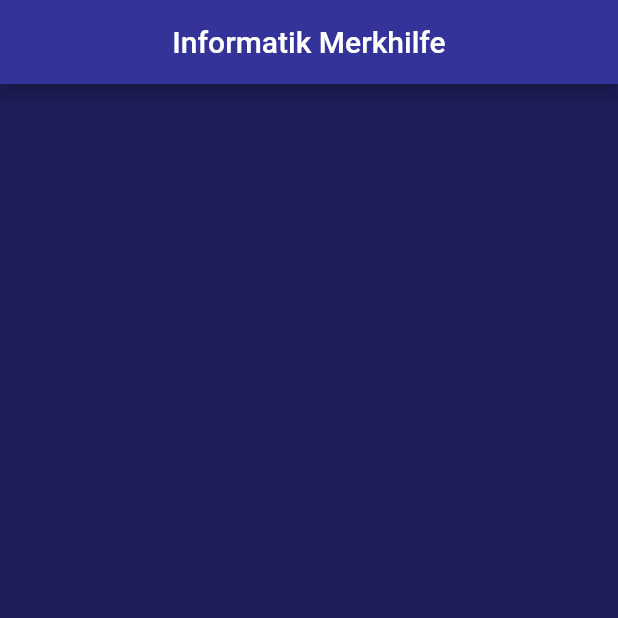
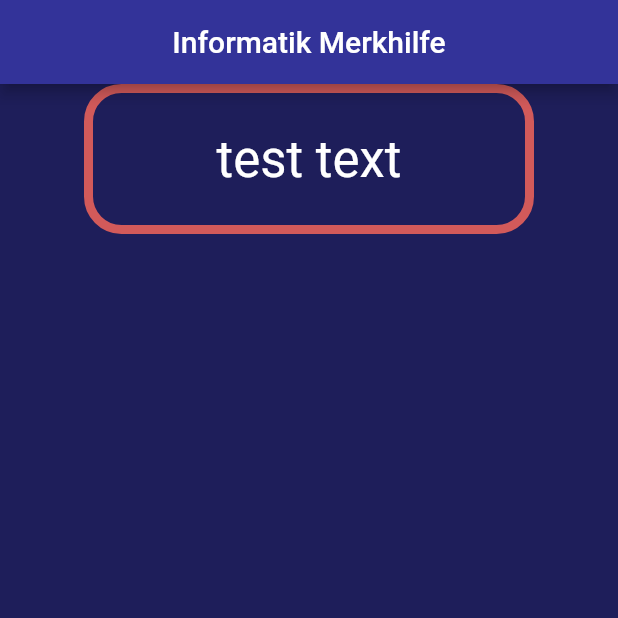
Before and after one commit to InformatikT13600/informatik_merkhilfe, a Flutter app: the screen it shows after launch, on a phone screen of 412 x 824 dp, the top half of it. Run offline on Flutter 3.47's test engine with Material 2 defaults, Android fonts, the light colour scheme and no system bars.

Commit message:
created rectangular button template

```diff
--- a/lib/shared/styles.dart
+++ b/lib/shared/styles.dart
@@ -2,3 +2,30 @@ import 'package:flutter/material.dart';
 
 final Color colorMainBackground = Color(0xff1E1E5A);
 final Color colorMainAppbar = Color(0xff333399);
+final Color colorRed = Color(0xffD25A5A);
+
+
+Widget buildRectangularButton() {
+
+  return Container(
+    constraints: BoxConstraints(minHeight: 100, minWidth: 300, maxHeight: 100, maxWidth: 300),
+    decoration: BoxDecoration(
+      border: Border.all(color: colorRed, width: 6),
+      borderRadius: BorderRadius.circular(25),
+    ),
+    child: TextButton(
+      onPressed: () {print('test');},
+      child: Text(
+        'test text',
+        style: TextStyle(color: Colors.white, fontSize: 34, fontWeight: FontWeight.normal),
+      ),
+    ),
+  );
+
+}
+
+Widget buildEllipticalButton() {
+
+  return Container();
+
+}
--- a/lib/views/home.dart
+++ b/lib/views/home.dart
@@ -1,5 +1,4 @@
 import 'package:flutter/material.dart';
-import 'package:informatik_merkhilfe/main.dart';
 import 'package:informatik_merkhilfe/shared/styles.dart';
 
 class Home extends StatefulWidget {
@@ -18,6 +17,15 @@ class _HomeState extends State<Home> {
         backgroundColor: colorMainAppbar,
         automaticallyImplyLeading: false,
       ),
+      body: Container(
+        width: double.infinity,
+        child: Column(
+          crossAxisAlignment: CrossAxisAlignment.center,
+          children: [
+            buildRectangularButton(),
+          ],
+        ),
+      ),
     );
   }
 }
```
